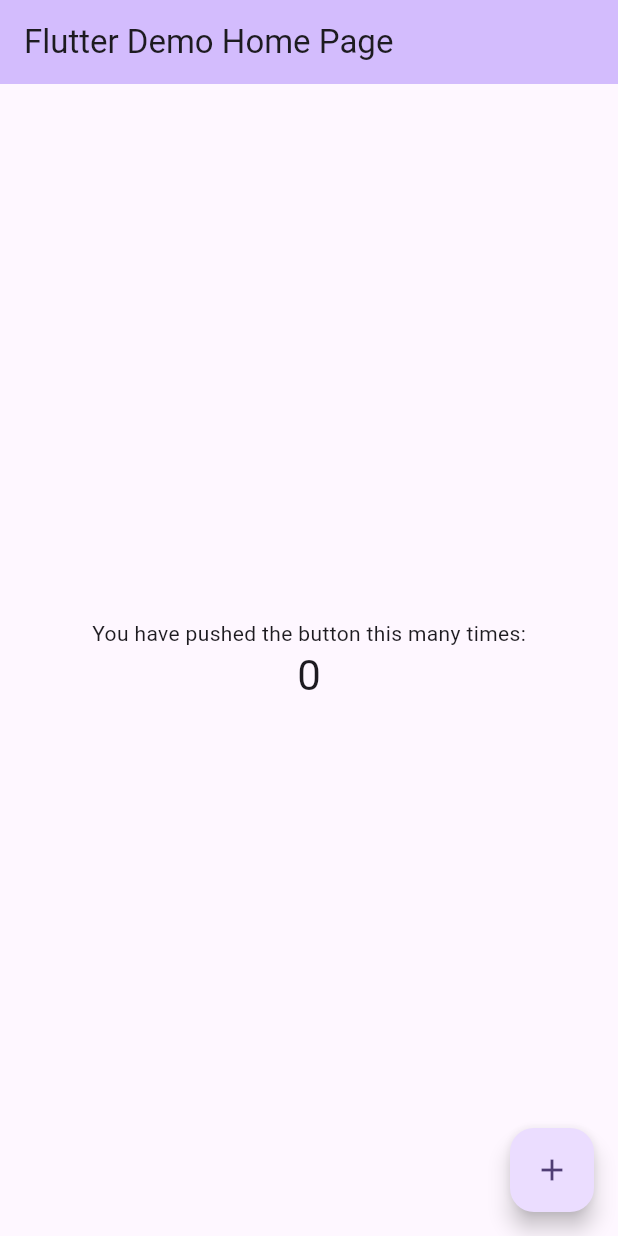
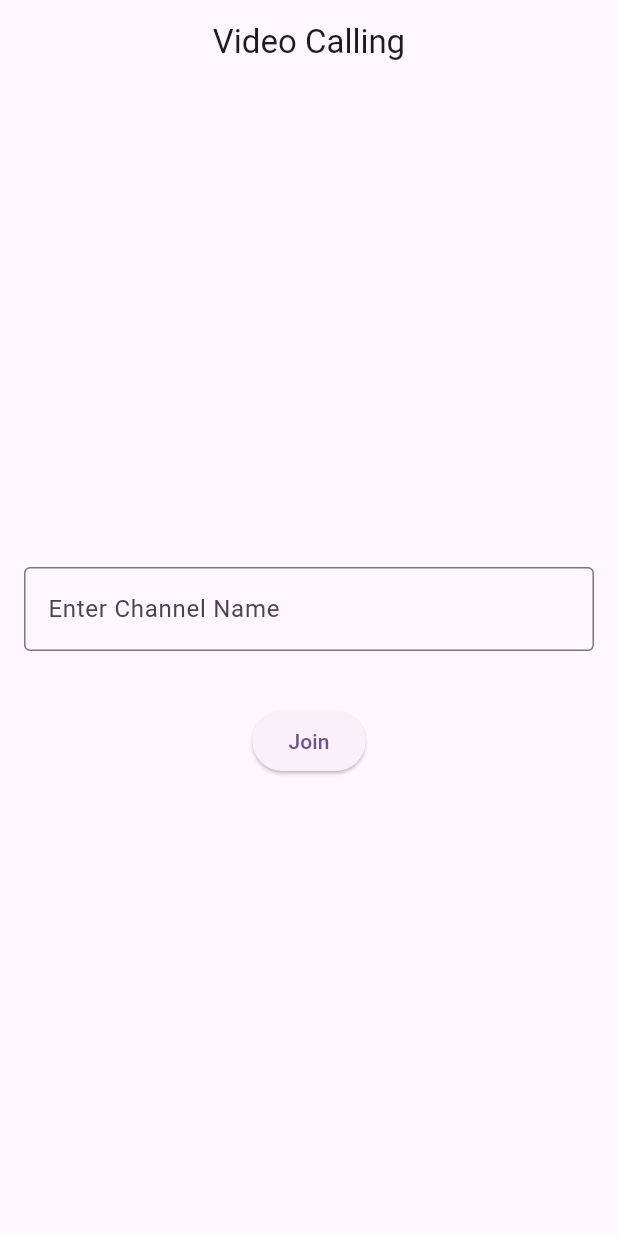
Before and after one commit to fikrilal/video-call-agora-playground, a Flutter app: the screen it shows after launch, on a phone screen of 412 x 824 dp. Run offline on Flutter 3.47's test engine with Material 3 defaults, Android fonts, the phone set to English and light mode, and no system bars; missing offline and left inert: agora_uikit.

Commit message:
feat: add video call feature

```diff
--- /dev/null
+++ b/lib/home_screen.dart
@@ -0,0 +1,52 @@
+import 'package:flutter/material.dart';
+
+import 'call_screen.dart';
+
+class HomeScreen extends StatefulWidget {
+  const HomeScreen({super.key});
+
+  @override
+  State<HomeScreen> createState() => _HomeScreenState();
+}
+
+class _HomeScreenState extends State<HomeScreen> {
+  final TextEditingController _channelController = TextEditingController();
+
+  @override
+  Widget build(BuildContext context) {
+    return Scaffold(
+      appBar: AppBar(
+        title: Text("Video Calling"),
+        centerTitle: true,
+      ),
+      body: SafeArea(
+        child: Column(
+          mainAxisAlignment: MainAxisAlignment.center,
+          children: [
+            Padding(
+              padding: EdgeInsets.all(16),
+              child: TextFormField(
+                controller: _channelController,
+                decoration: InputDecoration(labelText: "Enter Channel Name", border: OutlineInputBorder()),
+              ),
+            ),
+            SizedBox(height: 20),
+            ElevatedButton(
+              onPressed: () {
+                final channelName = _channelController.text;
+                if (channelName.isNotEmpty) {
+                  Navigator.push(
+                      context,
+                      MaterialPageRoute(
+                        builder: (context) => CallScreen(channelName: channelName),
+                      ));
+                }
+              },
+              child: Text("Join"),
+            ),
+          ],
+        ),
+      ),
+    );
+  }
+}
--- a/lib/main.dart
+++ b/lib/main.dart
@@ -1,4 +1,5 @@
 import 'package:flutter/material.dart';
+import 'home_screen.dart';
 
 void main() {
   runApp(const MyApp());
@@ -11,115 +12,13 @@ class MyApp extends StatelessWidget {
   @override
   Widget build(BuildContext context) {
     return MaterialApp(
-      title: 'Flutter Demo',
+      title: 'Agora Playground',
+      debugShowCheckedModeBanner: false,
       theme: ThemeData(
-        // This is the theme of your application.
-        //
-        // TRY THIS: Try running your application with "flutter run". You'll see
-        // the application has a purple toolbar. Then, without quitting the app,
-        // try changing the seedColor in the colorScheme below to Colors.green
-        // and then invoke "hot reload" (save your changes or press the "hot
-        // reload" button in a Flutter-supported IDE, or press "r" if you used
-        // the command line to start the app).
-        //
-        // Notice that the counter didn't reset back to zero; the application
-        // state is not lost during the reload. To reset the state, use hot
-        // restart instead.
-        //
-        // This works for code too, not just values: Most code changes can be
-        // tested with just a hot reload.
         colorScheme: ColorScheme.fromSeed(seedColor: Colors.deepPurple),
         useMaterial3: true,
       ),
-      home: const MyHomePage(title: 'Flutter Demo Home Page'),
+      home: HomeScreen(),
     );
   }
 }
-
-class MyHomePage extends StatefulWidget {
-  const MyHomePage({super.key, required this.title});
-
-  // This widget is the home page of your application. It is stateful, meaning
-  // that it has a State object (defined below) that contains fields that affect
-  // how it looks.
-
-  // This class is the configuration for the state. It holds the values (in this
-  // case the title) provided by the parent (in this case the App widget) and
-  // used by the build method of the State. Fields in a Widget subclass are
-  // always marked "final".
-
-  final String title;
-
-  @override
-  State<MyHomePage> createState() => _MyHomePageState();
-}
-
-class _MyHomePageState extends State<MyHomePage> {
-  int _counter = 0;
-
-  void _incrementCounter() {
-    setState(() {
-      // This call to setState tells the Flutter framework that something has
-      // changed in this State, which causes it to rerun the build method below
-      // so that the display can reflect the updated values. If we changed
-      // _counter without calling setState(), then the build method would not be
-      // called again, and so nothing would appear to happen.
-      _counter++;
-    });
-  }
-
-  @override
-  Widget build(BuildContext context) {
-    // This method is rerun every time setState is called, for instance as done
-    // by the _incrementCounter method above.
-    //
-    // The Flutter framework has been optimized to make rerunning build methods
-    // fast, so that you can just rebuild anything that needs updating rather
-    // than having to individually change instances of widgets.
-    return Scaffold(
-      appBar: AppBar(
-        // TRY THIS: Try changing the color here to a specific color (to
-        // Colors.amber, perhaps?) and trigger a hot reload to see the AppBar
-        // change color while the other colors stay the same.
-        backgroundColor: Theme.of(context).colorScheme.inversePrimary,
-        // Here we take the value from the MyHomePage object that was created by
-        // the App.build method, and use it to set our appbar title.
-        title: Text(widget.title),
-      ),
-      body: Center(
-        // Center is a layout widget. It takes a single child and positions it
-        // in the middle of the parent.
-        child: Column(
-          // Column is also a layout widget. It takes a list of children and
-          // arranges them vertically. By default, it sizes itself to fit its
-          // children horizontally, and tries to be as tall as its parent.
-          //
-          // Column has various properties to control how it sizes itself and
-          // how it positions its children. Here we use mainAxisAlignment to
-          // center the children vertically; the main axis here is the vertical
-          // axis because Columns are vertical (the cross axis would be
-          // horizontal).
-          //
-          // TRY THIS: Invoke "debug painting" (choose the "Toggle Debug Paint"
-          // action in the IDE, or press "p" in the console), to see the
-          // wireframe for each widget.
-          mainAxisAlignment: MainAxisAlignment.center,
-          children: <Widget>[
-            const Text(
-              'You have pushed the button this many times:',
-            ),
-            Text(
-              '$_counter',
-              style: Theme.of(context).textTheme.headlineMedium,
-            ),
-          ],
-        ),
-      ),
-      floatingActionButton: FloatingActionButton(
-        onPressed: _incrementCounter,
-        tooltip: 'Increment',
-        child: const Icon(Icons.add),
-      ), // This trailing comma makes auto-formatting nicer for build methods.
-    );
-  }
-}
--- a/pubspec.yaml
+++ b/pubspec.yaml
@@ -35,6 +35,8 @@ dependencies:
   # The following adds the Cupertino Icons font to your application.
   # Use with the CupertinoIcons class for iOS style icons.
   cupertino_icons: ^1.0.6
+  agora_rtc_engine: ^6.3.2
+  agora_uikit: ^1.3.10
 
 dev_dependencies:
   flutter_test:
```
Also changed, not shown: lib/call_screen.dart (added, +51 -0 lines), pubspec.lock, 3 other files.
